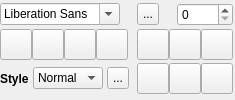
Old version of the form src/libs/qmleditorwidgets/contextpanetext.ui in the repository qt-creator/qt-creator.
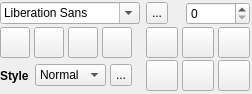
New version of the form. Custom widgets are drawn as their Qt base class.

Commit message:
QuickToolBars: tweak and fix Text ui for Mac OS X
The ComboBox needs more space on Mac OS X,
so I increased the margins in the layouts.

Task-number: QTCREATORBUG-2624

The edit to the form file:
```diff
--- a/src/libs/qmleditorwidgets/contextpanetext.ui
+++ b/src/libs/qmleditorwidgets/contextpanetext.ui
@@ -6,8 +6,8 @@
    <rect>
     <x>0</x>
     <y>0</y>
-    <width>230</width>
-    <height>100</height>
+    <width>233</width>
+    <height>94</height>
    </rect>
   </property>
   <property name="windowTitle">
@@ -36,7 +36,7 @@
     <widget class="QFontComboBox" name="fontComboBox">
      <property name="maximumSize">
       <size>
-       <width>120</width>
+       <width>140</width>
        <height>16777215</height>
       </size>
      </property>
@@ -45,10 +45,16 @@
    <item row="1" column="0" colspan="3">
     <layout class="QHBoxLayout" name="horizontalLayout_2">
      <property name="spacing">
-      <number>0</number>
+      <number>4</number>
      </property>
      <item>
       <widget class="QToolButton" name="boldButton">
+       <property name="minimumSize">
+        <size>
+         <width>30</width>
+         <height>0</height>
+        </size>
+       </property>
        <property name="text">
         <string/>
        </property>
@@ -65,6 +71,12 @@
      </item>
      <item>
       <widget class="QToolButton" name="italicButton">
+       <property name="minimumSize">
+        <size>
+         <width>30</width>
+         <height>0</height>
+        </size>
+       </property>
        <property name="text">
         <string/>
        </property>
@@ -81,6 +93,12 @@
      </item>
      <item>
       <widget class="QToolButton" name="underlineButton">
+       <property name="minimumSize">
+        <size>
+         <width>30</width>
+         <height>0</height>
+        </size>
+       </property>
        <property name="text">
         <string/>
        </property>
@@ -97,6 +115,12 @@
      </item>
      <item>
       <widget class="QToolButton" name="strikeoutButton">
+       <property name="minimumSize">
+        <size>
+         <width>30</width>
+         <height>0</height>
+        </size>
+       </property>
        <property name="text">
         <string/>
        </property>
@@ -125,7 +149,7 @@
       <item>
        <layout class="QHBoxLayout" name="horizontalLayout">
         <property name="spacing">
-         <number>0</number>
+         <number>4</number>
         </property>
         <item>
          <widget class="QToolButton" name="leftAlignmentButton">
@@ -232,7 +256,7 @@
       <item>
        <layout class="QHBoxLayout" name="horizontalLayout_3">
         <property name="spacing">
-         <number>0</number>
+         <number>4</number>
         </property>
         <item>
          <widget class="QToolButton" name="topAlignmentButton">
@@ -310,7 +334,7 @@
     <widget class="QComboBox" name="styleComboBox">
      <property name="maximumSize">
       <size>
-       <width>70</width>
+       <width>90</width>
        <height>16777215</height>
       </size>
      </property>
```
